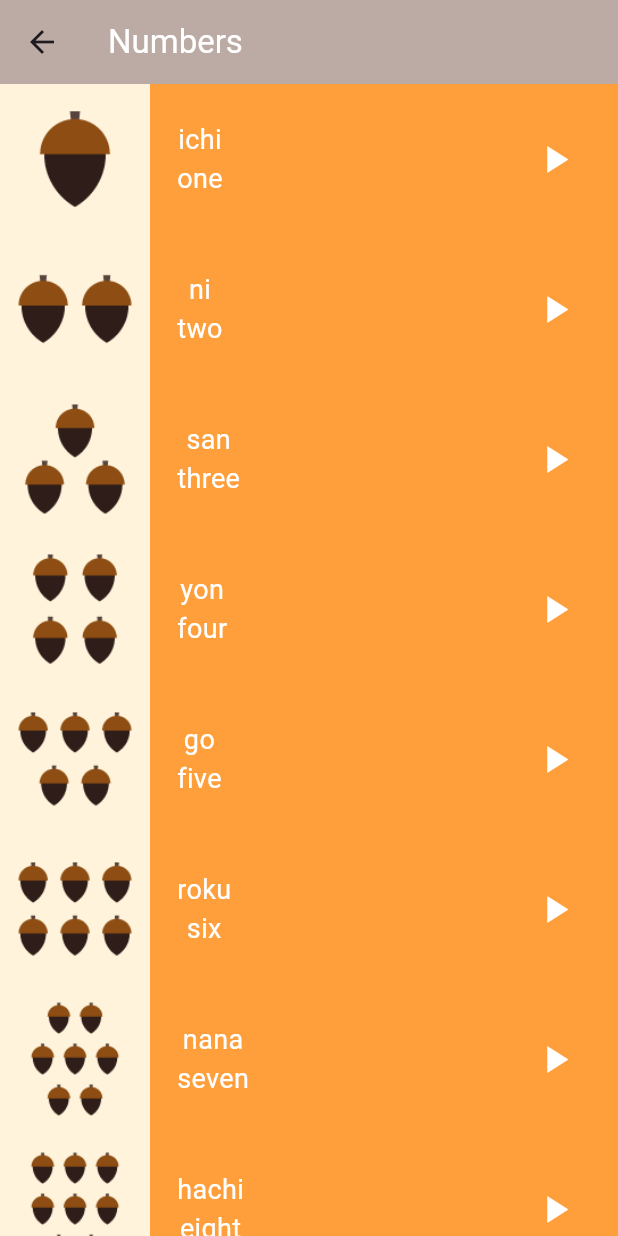
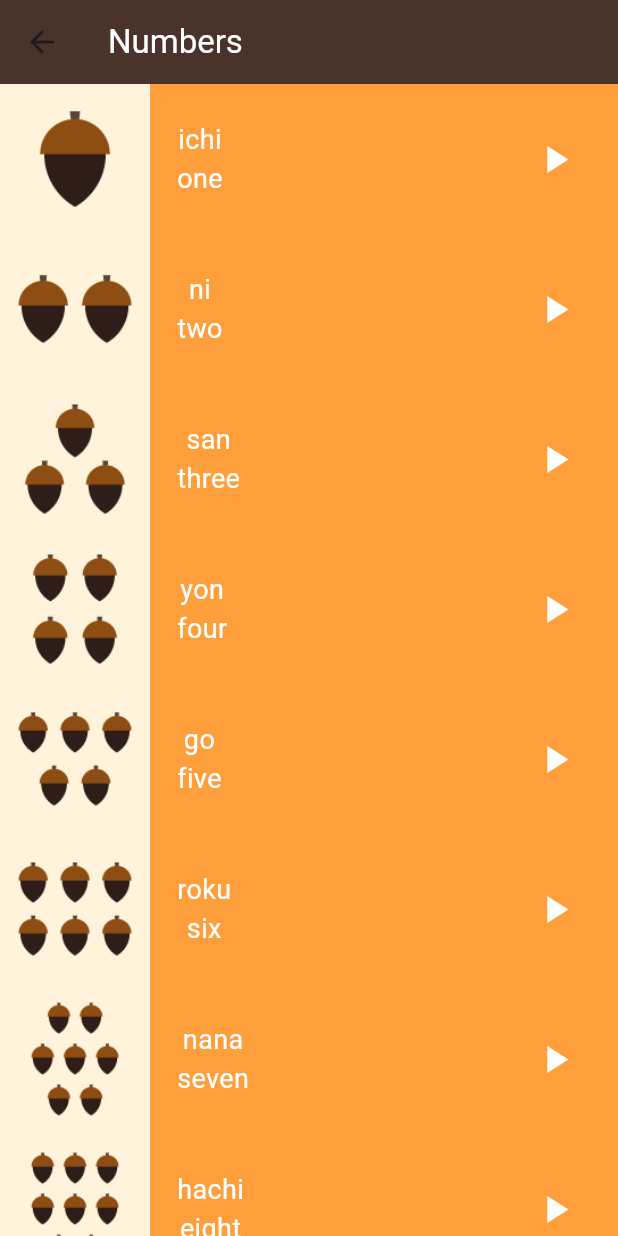
Before and after one commit to mariamfarouk555/Japanese-Application, a Flutter app: the NumbersPage screen opened directly, on a phone screen of 412 x 824 dp. Run offline on Flutter 3.47's test engine with Material 3 defaults, Android fonts, the light colour scheme and no system bars; our stand-ins replace audioplayers.

Commit message:
Update numbers_page.dart

```diff
--- a/lib/screens/numbers_page.dart
+++ b/lib/screens/numbers_page.dart
@@ -72,7 +72,7 @@ class NumbersPage extends StatelessWidget {
   Widget build(BuildContext context) {
     return Scaffold(
       appBar: AppBar(
-          backgroundColor: Colors.brown[200],
+        backgroundColor: const Color(0XFF49332A),
         title: const Text('Numbers', style: TextStyle(color: Colors.white)),
       ),
       body: ListView.builder(
@@ -80,7 +80,7 @@ class NumbersPage extends StatelessWidget {
         itemBuilder: (context, index) {
           return Item(
             sound: numbers[index].sound,
-            color: Color(0xffFF9F3B),
+            color: const Color(0xffFF9F3B),
             number: numbers[index],
           );
         },
```
